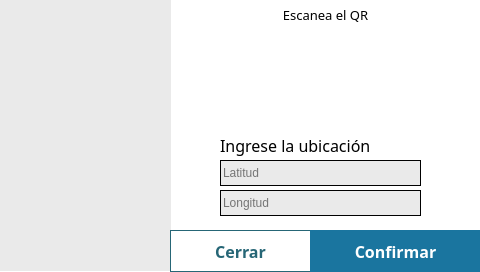
Qt form src/views/SaveDataView/ui/ManualGPSPopup.ui (Giocerz/water_quality_rpi_unal) before a commit.
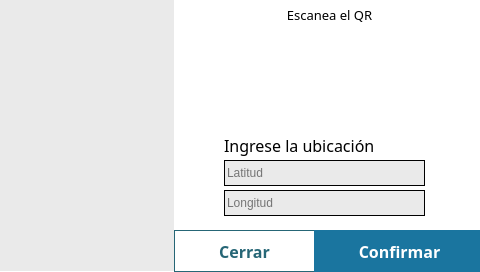
The same form after that commit.

Commit message: feat: update ManualGPSPopup UI with new layout and scaling for QR label

```diff
--- a/src/views/SaveDataView/ui/ManualGPSPopup.ui
+++ b/src/views/SaveDataView/ui/ManualGPSPopup.ui
@@ -45,119 +45,12 @@
 
 </string>
    </property>
-   <widget class="QLabel" name="lbl">
-    <property name="geometry">
-     <rect>
-      <x>220</x>
-      <y>130</y>
-      <width>191</width>
-      <height>31</height>
-     </rect>
-    </property>
-    <property name="styleSheet">
-     <string notr="true">font: 16px &quot;Poppins&quot;;
-background-color: transparent;
-</string>
-    </property>
-    <property name="text">
-     <string>Ingrese la ubicación</string>
-    </property>
-   </widget>
-   <widget class="QLineEdit" name="latitudeInput">
-    <property name="geometry">
-     <rect>
-      <x>220</x>
-      <y>160</y>
-      <width>201</width>
-      <height>26</height>
-     </rect>
-    </property>
-    <property name="styleSheet">
-     <string notr="true">border-color: rgb(0, 0, 0);
-border-style: solid;
-border-width: 1px;
-background-color: rgb(234, 234, 234);
-font: 14px &quot;Poppins&quot;;</string>
-    </property>
-    <property name="maxLength">
-     <number>50</number>
-    </property>
-    <property name="echoMode">
-     <enum>QLineEdit::Normal</enum>
-    </property>
-    <property name="placeholderText">
-     <string>Latitud</string>
-    </property>
-   </widget>
-   <widget class="QLineEdit" name="longitudeInput">
-    <property name="geometry">
-     <rect>
-      <x>220</x>
-      <y>190</y>
-      <width>201</width>
-      <height>26</height>
-     </rect>
-    </property>
-    <property name="styleSheet">
-     <string notr="true">border-color: rgb(0, 0, 0);
-border-style: solid;
-border-width: 1px;
-background-color: rgb(234, 234, 234);
-font: 14px &quot;Poppins&quot;;</string>
-    </property>
-    <property name="maxLength">
-     <number>50</number>
-    </property>
-    <property name="echoMode">
-     <enum>QLineEdit::Normal</enum>
-    </property>
-    <property name="placeholderText">
-     <string>Longitud</string>
-    </property>
-   </widget>
-   <widget class="QLabel" name="lbl_2">
-    <property name="geometry">
-     <rect>
-      <x>170</x>
-      <y>0</y>
-      <width>311</width>
-      <height>31</height>
-     </rect>
-    </property>
-    <property name="styleSheet">
-     <string notr="true">font: 16px &quot;Poppins&quot;;
-background-color: transparent;
-</string>
-    </property>
-    <property name="text">
-     <string>&lt;html&gt;&lt;head/&gt;&lt;body&gt;&lt;p&gt;&lt;span style=&quot; font-size:10pt;&quot;&gt;Escanea el QR&lt;/span&gt;&lt;/p&gt;&lt;/body&gt;&lt;/html&gt;</string>
-    </property>
-    <property name="alignment">
-     <set>Qt::AlignCenter</set>
-    </property>
-   </widget>
-   <widget class="QLabel" name="QRLbl">
-    <property name="geometry">
-     <rect>
-      <x>275</x>
-      <y>30</y>
-      <width>100</width>
-      <height>100</height>
-     </rect>
-    </property>
-    <property name="styleSheet">
-     <string notr="true"/>
-    </property>
-    <property name="text">
-     <string>&lt;html&gt;&lt;head/&gt;&lt;body&gt;&lt;p&gt;&lt;br/&gt;&lt;/p&gt;&lt;/body&gt;&lt;/html&gt;</string>
-    </property>
-   </widget>
    <widget class="QWidget" name="widgetKeyboard" native="true">
     <property name="geometry">
      <rect>
       <x>0</x>
       <y>0</y>
-      <width>171</width>
+      <width>174</width>
       <height>271</height>
      </rect>
     </property>
@@ -165,38 +58,138 @@
      <string notr="true">background-color: rgb(234, 234, 234);</string>
     </property>
    </widget>
-   <widget class="QPushButton" name="closeBtn">
+   <widget class="QWidget" name="widget" native="true">
     <property name="geometry">
      <rect>
-      <x>170</x>
-      <y>230</y>
-      <width>141</width>
-      <height>42</height>
+      <x>174</x>
+      <y>0</y>
+      <width>306</width>
+      <height>272</height>
      </rect>
     </property>
-    <property name="styleSheet">
-     <string notr="true">QPushButton {
+    <widget class="QLineEdit" name="latitudeInput">
+     <property name="geometry">
+      <rect>
+       <x>50</x>
+       <y>160</y>
+       <width>201</width>
+       <height>26</height>
+      </rect>
+     </property>
+     <property name="styleSheet">
+      <string notr="true">border-color: rgb(0, 0, 0);
+border-style: solid;
+border-width: 1px;
+background-color: rgb(234, 234, 234);
+font: 14px &quot;Poppins&quot;;</string>
+     </property>
+     <property name="maxLength">
+      <number>50</number>
+     </property>
+     <property name="echoMode">
+      <enum>QLineEdit::Normal</enum>
+     </property>
+     <property name="placeholderText">
+      <string>Latitud</string>
+     </property>
+    </widget>
+    <widget class="QPushButton" name="closeBtn">
+     <property name="geometry">
+      <rect>
+       <x>0</x>
+       <y>230</y>
+       <width>141</width>
+       <height>42</height>
+      </rect>
+     </property>
+     <property name="styleSheet">
+      <string notr="true">QPushButton {
 	background-color: white;
 	color: #266676;
 	font-size: 16px;
 	border: 1px solid #266676;
 }</string>
-    </property>
-    <property name="text">
-     <string>Cerrar</string>
-    </property>
-   </widget>
-   <widget class="QPushButton" name="confirmBtn">
-    <property name="geometry">
-     <rect>
-      <x>310</x>
-      <y>230</y>
-      <width>171</width>
-      <height>42</height>
-     </rect>
-    </property>
-    <property name="styleSheet">
-     <string notr="true">QPushButton {
+     </property>
+     <property name="text">
+      <string>Cerrar</string>
+     </property>
+    </widget>
+    <widget class="QLabel" name="lbl_2">
+     <property name="geometry">
+      <rect>
+       <x>0</x>
+       <y>0</y>
+       <width>311</width>
+       <height>31</height>
+      </rect>
+     </property>
+     <property name="styleSheet">
+      <string notr="true">font: 16px &quot;Poppins&quot;;
+background-color: transparent;
+</string>
+     </property>
+     <property name="text">
+      <string>&lt;html&gt;&lt;head/&gt;&lt;body&gt;&lt;p&gt;&lt;span style=&quot; font-size:10pt;&quot;&gt;Escanea el QR&lt;/span&gt;&lt;/p&gt;&lt;/body&gt;&lt;/html&gt;</string>
+     </property>
+     <property name="alignment">
+      <set>Qt::AlignCenter</set>
+     </property>
+    </widget>
+    <widget class="QLabel" name="lbl">
+     <property name="geometry">
+      <rect>
+       <x>50</x>
+       <y>130</y>
+       <width>191</width>
+       <height>31</height>
+      </rect>
+     </property>
+     <property name="styleSheet">
+      <string notr="true">font: 16px &quot;Poppins&quot;;
+background-color: transparent;
+</string>
+     </property>
+     <property name="text">
+      <string>Ingrese la ubicación</string>
+     </property>
+    </widget>
+    <widget class="QLineEdit" name="longitudeInput">
+     <property name="geometry">
+      <rect>
+       <x>50</x>
+       <y>190</y>
+       <width>201</width>
+       <height>26</height>
+      </rect>
+     </property>
+     <property name="styleSheet">
+      <string notr="true">border-color: rgb(0, 0, 0);
+border-style: solid;
+border-width: 1px;
+background-color: rgb(234, 234, 234);
+font: 14px &quot;Poppins&quot;;</string>
+     </property>
+     <property name="maxLength">
+      <number>50</number>
+     </property>
+     <property name="echoMode">
+      <enum>QLineEdit::Normal</enum>
+     </property>
+     <property name="placeholderText">
+      <string>Longitud</string>
+     </property>
+    </widget>
+    <widget class="QPushButton" name="confirmBtn">
+     <property name="geometry">
+      <rect>
+       <x>140</x>
+       <y>230</y>
+       <width>171</width>
+       <height>42</height>
+      </rect>
+     </property>
+     <property name="styleSheet">
+      <string notr="true">QPushButton {
 	background-color: #1a759f;
 	color: white;
 	font-size: 16px;
@@ -204,10 +197,24 @@
 	height: 50px;
 	border: none;
 }</string>
-    </property>
-    <property name="text">
-     <string>Confirmar</string>
-    </property>
+     </property>
+     <property name="text">
+      <string>Confirmar</string>
+     </property>
+    </widget>
+    <widget class="QLabel" name="QRLbl">
+     <property name="geometry">
+      <rect>
+       <x>103</x>
+       <y>30</y>
+       <width>100</width>
+       <height>100</height>
+      </rect>
+     </property>
+     <property name="text">
+      <string/>
+     </property>
+    </widget>
    </widget>
   </widget>
  </widget>
```
The commit also changes 2 other files.
